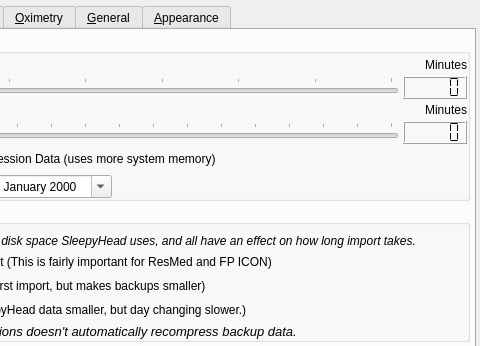
Above: sleepyhead/preferencesdialog.ui from sbonaime/sleepyhead-code. before the change; both pictures show x 241 to 721 and y 0 to 346 of the 721 by 610 pixel window. Below: the same form after it.
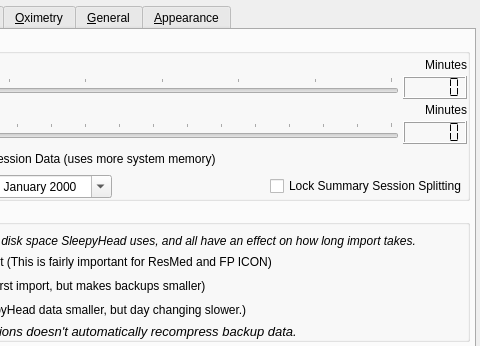
That is the form after the change. Icons and pictures are not drawn.

Commit message: Resmed Session splitting improvements and preference

```diff
--- a/sleepyhead/preferencesdialog.ui
+++ b/sleepyhead/preferencesdialog.ui
@@ -368,6 +368,16 @@
               </property>
              </spacer>
             </item>
+            <item>
+             <widget class="QCheckBox" name="LockSummarySessionSplitting">
+              <property name="toolTip">
+               <string>Summary only data is more accurate for ResMed users if this is left on.</string>
+              </property>
+              <property name="text">
+               <string>Lock Summary Session Splitting</string>
+              </property>
+             </widget>
+            </item>
            </layout>
           </item>
          </layout>
```
The commit also changes 13 other files.
